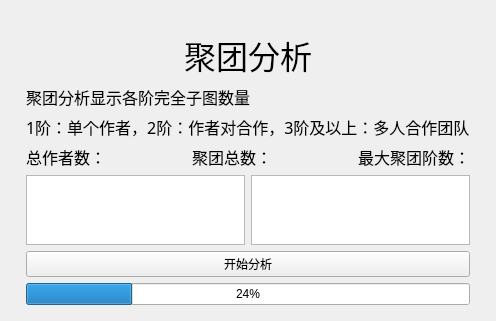
The window that clique.ui (jbyzh/DBLPQuickBrowser) describes before a commit, drawn with Qt 5.
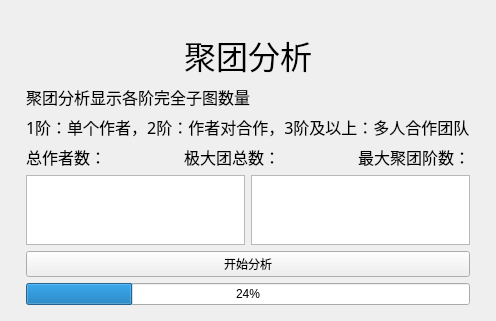
The same window after the commit.

Commit message: Change label from '聚团总数' to '极大团总数'

The edit to the form file:
```diff
--- a/clique.ui
+++ b/clique.ui
@@ -136,7 +136,7 @@
             </font>
            </property>
            <property name="text">
-            <string>聚团总数：</string>
+            <string>极大团总数：</string>
            </property>
           </widget>
          </item>
```
